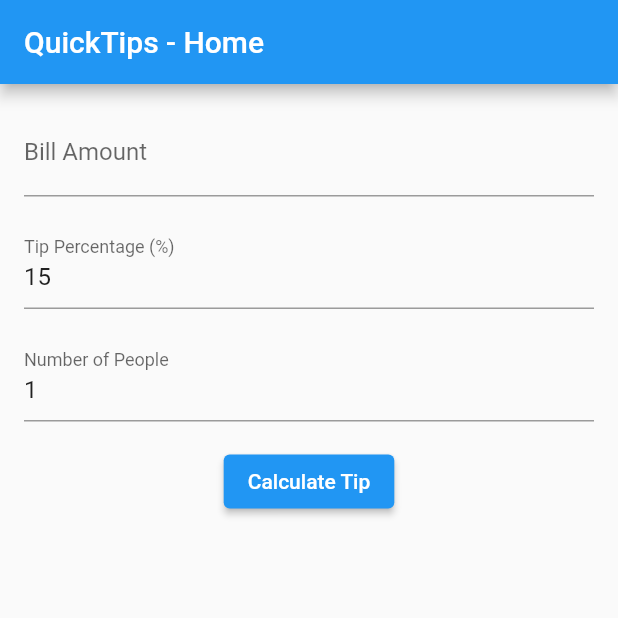
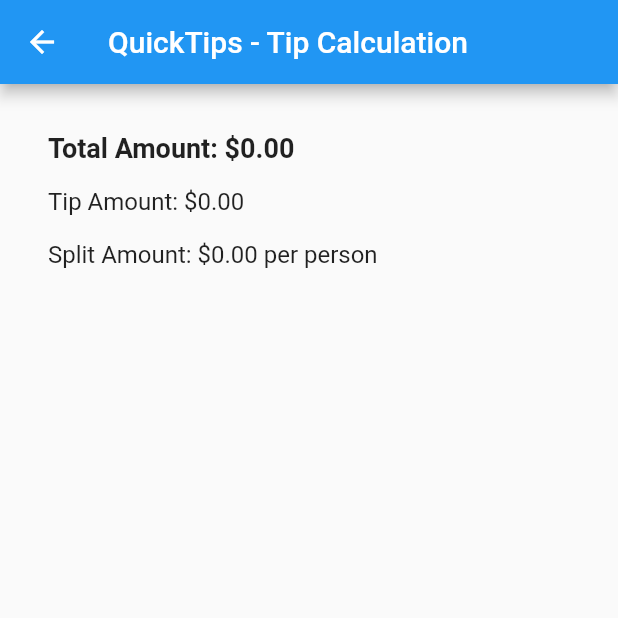
Before and after one commit to dbekinalkar/Quick_Tips, a Flutter app: the screen it shows after launch, after a tap on "Calculate Tip", on a phone screen of 412 x 824 dp, the top half of it. Run offline on Flutter 3.47's test engine with Material 2 defaults, Android fonts, the light colour scheme and no system bars.

Commit message:
Implement Calculation Screen

```diff
--- a/lib/main.dart
+++ b/lib/main.dart
@@ -2,12 +2,15 @@
 import 'package:provider/provider.dart';
 import 'package:quick_tips/providers/tip_provider.dart';
 import 'package:quick_tips/screens/home_screen.dart';
+import 'package:quick_tips/screens/tip_calculation_screen.dart';
 
 void main() {
-  runApp(MyApp());
+  runApp(const MyApp());
 }
 
 class MyApp extends StatelessWidget {
+  const MyApp({super.key});
+
   @override
   Widget build(BuildContext context) {
     return ChangeNotifierProvider(
@@ -18,7 +21,8 @@
         darkTheme: ThemeData.dark(),
         initialRoute: '/',
         routes: {
-          '/': (context) => HomeScreen(),
+          '/': (context) => const HomeScreen(),
+          '/tipCalculation': (context) => const TipCalculationScreen(),
         },
       ),
     );
--- a/lib/screens/home_screen.dart
+++ b/lib/screens/home_screen.dart
@@ -2,13 +2,15 @@
 import 'package:quick_tips/widgets/tip_calculator_form.dart';
 
 class HomeScreen extends StatelessWidget {
+  const HomeScreen({super.key});
+
   @override
   Widget build(BuildContext context) {
     return Scaffold(
       appBar: AppBar(
-        title: Text('QuickTips - Home'),
+        title: const Text('QuickTips - Home'),
       ),
-      body: SingleChildScrollView(
+      body: const SingleChildScrollView(
         child: Column(
           children: [
             TipCalculatorForm(),
--- /dev/null
+++ b/lib/screens/tip_calculation_screen.dart
@@ -0,0 +1,23 @@
+import 'package:flutter/material.dart';
+import 'package:quick_tips/widgets/tip_result.dart';
+
+class TipCalculationScreen extends StatelessWidget {
+  const TipCalculationScreen({super.key});
+
+  @override
+  Widget build(BuildContext context) {
+    return Scaffold(
+      appBar: AppBar(
+        title: const Text('QuickTips - Tip Calculation'),
+      ),
+      body: const Padding(
+        padding: EdgeInsets.all(16.0),
+        child: Column(
+          children: [
+            TipResult(),
+          ],
+        ),
+      ),
+    );
+  }
+}
--- a/lib/widgets/tip_calculator_form.dart
+++ b/lib/widgets/tip_calculator_form.dart
@@ -1,45 +1,116 @@
 import 'package:flutter/material.dart';
 import 'package:provider/provider.dart';
 import 'package:quick_tips/providers/tip_provider.dart';
+import 'package:quick_tips/screens/tip_calculation_screen.dart';
 
-class TipCalculatorForm extends StatelessWidget {
+class TipCalculatorForm extends StatefulWidget {
+  const TipCalculatorForm({super.key});
+
+  @override
+  State<TipCalculatorForm> createState() => _TipCalculatorFormState();
+}
+
+class _TipCalculatorFormState extends State<TipCalculatorForm> {
+  final _formKey = GlobalKey<FormState>();
+  final _billAmountController = TextEditingController(text: '0');
+  final _tipPercentageController = TextEditingController(text: '15');
+  final _splitByController = TextEditingController(text: '1');
+
+  bool _isBillAmountValid = true;
+  bool _isTipPercentageValid = true;
+  bool _isSplitByValid = true;
+
+  @override
+  void dispose() {
+    _billAmountController.dispose();
+    _tipPercentageController.dispose();
+    _splitByController.dispose();
+    super.dispose();
+  }
+
+  void _validateForm() {
+    setState(() {
+      _isBillAmountValid = _formKey.currentState!.validate();
+      _isTipPercentageValid = _formKey.currentState!.validate();
+      _isSplitByValid = _formKey.currentState!.validate();
+    });
+  }
+
   @override
   Widget build(BuildContext context) {
     final tipProvider = Provider.of<TipProvider>(context);
 
-    return Padding(
+    return Form(
+      key: _formKey,
+      child: Padding(
         padding: const EdgeInsets.all(16.0),
         child: Column(
           children: [
-          TextField(
+            TextFormField(
+              controller: _billAmountController,
               keyboardType: TextInputType.number,
               decoration: InputDecoration(labelText: 'Bill Amount'),
-            onChanged: (value) => tipProvider.updateBillAmount(double.parse(value)),
+              validator: (value) {
+                if (value == null || value.isEmpty) {
+                  return 'Please enter the bill amount.';
+                }
+                final billAmount = double.tryParse(value);
+                if (billAmount == null || billAmount <= 0) {
+                  return 'Please enter a valid bill amount.';
+                }
+                return null;
+              },
             ),
             SizedBox(height: 16),
-          TextField(
+            TextFormField(
+              controller: _tipPercentageController,
               keyboardType: TextInputType.number,
               decoration: InputDecoration(labelText: 'Tip Percentage (%)'),
-            onChanged: (value) => tipProvider.updateTipPercentage(double.parse(value)),
-            // Set the default tip percentage to 15.
-            controller: TextEditingController(text: '15'),
+              validator: (value) {
+                if (value == null || value.isEmpty) {
+                  return 'Please enter the tip percentage.';
+                }
+                final tipPercentage = double.tryParse(value);
+                if (tipPercentage == null || tipPercentage < 0) {
+                  return 'Please enter a valid tip percentage.';
+                }
+                return null;
+              },
             ),
             SizedBox(height: 16),
-          TextField(
+            TextFormField(
+              controller: _splitByController,
               keyboardType: TextInputType.number,
               decoration: InputDecoration(labelText: 'Number of People'),
-            onChanged: (value) => tipProvider.updateSplitBy(int.parse(value)),
-            // Set the default number of people to 1.
-            controller: TextEditingController(text: '1'),
+              validator: (value) {
+                if (value == null || value.isEmpty) {
+                  return 'Please enter the number of people.';
+                }
+                final splitBy = int.tryParse(value);
+                if (splitBy == null || splitBy <= 0) {
+                  return 'Please enter a valid number of people.';
+                }
+                return null;
+              },
             ),
             SizedBox(height: 16),
             ElevatedButton(
-            onPressed: () {
-            },
+              onPressed: (_isBillAmountValid && _isTipPercentageValid && _isSplitByValid)
+                  ? () {
+                      tipProvider.updateBillAmount(double.parse(_billAmountController.text));
+                      tipProvider.updateTipPercentage(double.parse(_tipPercentageController.text));
+                      tipProvider.updateSplitBy(int.parse(_splitByController.text));
+                      Navigator.push(
+                        context,
+                        MaterialPageRoute(builder: (context) => TipCalculationScreen()),
+                      );
+                    }
+                  : null,
               child: Text('Calculate Tip'),
             ),
           ],
         ),
+      ),
     );
   }
 }
--- /dev/null
+++ b/lib/widgets/tip_result.dart
@@ -0,0 +1,35 @@
+import 'package:flutter/material.dart';
+import 'package:provider/provider.dart';
+import 'package:quick_tips/providers/tip_provider.dart';
+
+class TipResult extends StatelessWidget {
+  const TipResult({super.key});
+
+  @override
+  Widget build(BuildContext context) {
+    final tipProvider = Provider.of<TipProvider>(context);
+
+    return Padding(
+      padding: const EdgeInsets.all(16.0),
+      child: Column(
+        crossAxisAlignment: CrossAxisAlignment.stretch,
+        children: [
+          Text(
+            'Total Amount: \$${tipProvider.tipCalculator.totalAmount.toStringAsFixed(2)}',
+            style: const TextStyle(fontSize: 18, fontWeight: FontWeight.bold),
+          ),
+          const SizedBox(height: 16),
+          Text(
+            'Tip Amount: \$${tipProvider.tipCalculator.tipAmount.toStringAsFixed(2)}',
+            style: const TextStyle(fontSize: 16),
+          ),
+          const SizedBox(height: 16),
+          Text(
+            'Split Amount: \$${tipProvider.tipCalculator.splitAmount.toStringAsFixed(2)} per person',
+            style: const TextStyle(fontSize: 16),
+          ),
+        ],
+      ),
+    );
+  }
+}
```
Also changed, not shown: 1 other file. Lines whose indentation alone changed are shown as unchanged.
